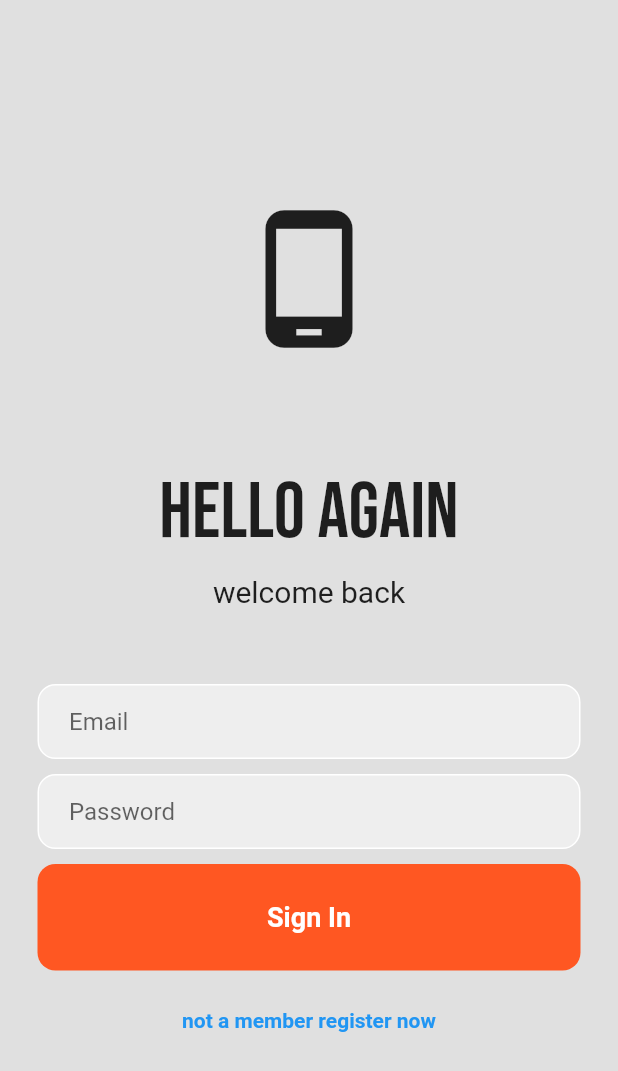
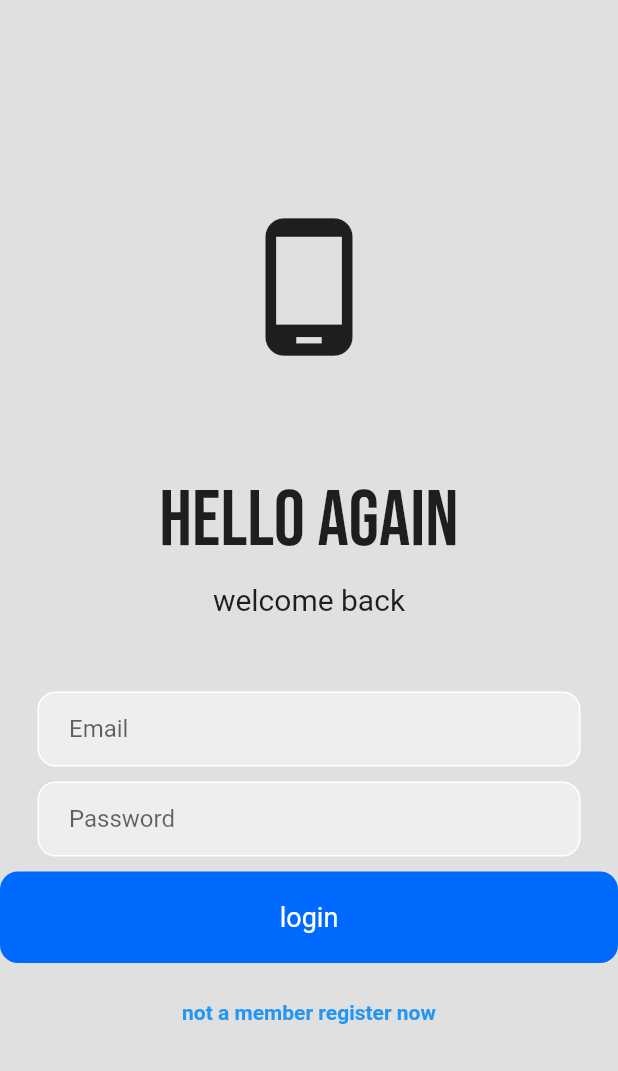
Before and after one commit to kweyaanton/wework, a Flutter app: the screen it shows after launch, on a phone screen of 412 x 824 dp. Shown: the top 1071 px of the screen. Run offline on Flutter 3.47's test engine with Material 2 defaults, Android fonts, the phone set to English and light mode, and no system bars; our stand-ins replace firebase_auth, firebase_core, google_fonts; accounts and stored records are empty.

Commit message:
updates on login page

```diff
--- a/app/lib/login_page.dart
+++ b/app/lib/login_page.dart
@@ -1,5 +1,6 @@
 // ignore_for_file: prefer_const_constructors
 
+import 'package:firebase_auth/firebase_auth.dart';
 import 'package:flutter/material.dart';
 import 'package:google_fonts/google_fonts.dart';
 
@@ -11,8 +12,33 @@ class LoginPage extends StatefulWidget {
 }
 
 class _LoginPageState extends State<LoginPage> {
+  //login function
+  static Future<User?> singIn(
+      {required String email,
+      required String password,
+      required BuildContext context}) async {
+    FirebaseAuth auth = FirebaseAuth.instance;
+    User? user;
+    try {
+      UserCredential userCredential = await auth.signInWithEmailAndPassword(
+        email: email,
+        password: password,
+      );
+      user = userCredential.user;
+    } on FirebaseAuthException catch (e) {
+      if (e.code == "user-no-found") {
+        print("No User Found For that Email ");
+      }
+    }
+    return user;
+  }
+
   @override
   Widget build(BuildContext context) {
+    // creat the textfiled
+    TextEditingController _emailcontroller = TextEditingController();
+    TextEditingController _passwordcontroller = TextEditingController();
+
     return Scaffold(
       backgroundColor: Colors.grey[300],
       body: SafeArea(
@@ -56,6 +82,7 @@ class _LoginPageState extends State<LoginPage> {
                   child: Padding(
                     padding: const EdgeInsets.only(left: 20.0),
                     child: TextField(
+                      controller: _emailcontroller,
                       decoration: InputDecoration(
                         border: InputBorder.none,
                         hintText: 'Email',
@@ -78,6 +105,7 @@ class _LoginPageState extends State<LoginPage> {
                   child: Padding(
                     padding: const EdgeInsets.only(left: 20.0),
                     child: TextField(
+                      controller: _passwordcontroller,
                       obscureText: true,
                       decoration: InputDecoration(
                         border: InputBorder.none,
@@ -89,25 +117,23 @@ class _LoginPageState extends State<LoginPage> {
               ),
               SizedBox(height: 10),
               //sign in
-              Padding(
-                padding: const EdgeInsets.symmetric(horizontal: 25.0),
-                child: Container(
-                  padding: EdgeInsets.all(25),
-                  decoration: BoxDecoration(
-                    color: Colors.deepOrange,
-                    borderRadius: BorderRadius.circular(12),
-                  ),
-                  child: Center(
-                      child: Text(
-                    'Sign In',
-                    style: TextStyle(
-                      color: Colors.white,
-                      fontWeight: FontWeight.bold,
-                      fontSize: 18,
-                    ),
-                  )),
+              Container(
+                width: double.infinity,
+                child: RawMaterialButton(
+                  fillColor: Color(0xFF0069FE),
+                  elevation: 0.0,
+                  padding: EdgeInsets.symmetric(vertical: 20.0),
+                  shape: RoundedRectangleBorder(
+                      borderRadius: BorderRadius.circular(12.0)),
+                  onPressed: () {},
+                  child: Text("login",
+                      style: TextStyle(
+                        color: Colors.white,
+                        fontSize: 18.0,
+                      )),
                 ),
               ),
+
               SizedBox(height: 25),
 
               //not a member register
--- a/app/lib/main.dart
+++ b/app/lib/main.dart
@@ -1,3 +1,5 @@
+import 'package:app/page/profile_page.dart';
+import 'package:firebase_core/firebase_core.dart';
 import 'package:flutter/material.dart';
 import 'login_page.dart';
 
@@ -14,7 +16,39 @@ class MyApp extends StatelessWidget {
     return MaterialApp(
       debugShowCheckedModeBanner: false,
       // ignore: prefer_const_constructors
-      home: LoginPage(),
+      home: HomePage(),
     );
   }
 }
+
+class HomePage extends StatefulWidget {
+  const HomePage({super.key});
+
+  @override
+  State<HomePage> createState() => _HomePageState();
+}
+
+class _HomePageState extends State<HomePage> {
+  // init firebase App
+  Future<FirebaseApp> _initializeFirrebase() async {
+    FirebaseApp firebaseApp = await Firebase.initializeApp();
+    return firebaseApp;
+  }
+
+  @override
+  Widget build(BuildContext context) {
+    return Scaffold(
+      body: FutureBuilder(
+        future: _initializeFirrebase(),
+        builder: (context, snapshot) {
+          if (snapshot.connectionState == ConnectionState.done) {
+            return LoginPage();
+          }
+          return const Center(
+            child: CircularProgressIndicator(),
+          );
+        },
+      ),
+    );
+  }
+}
```
Also changed, not shown: app/lib/page/profile_page.dart (added, +16 -0 lines).
